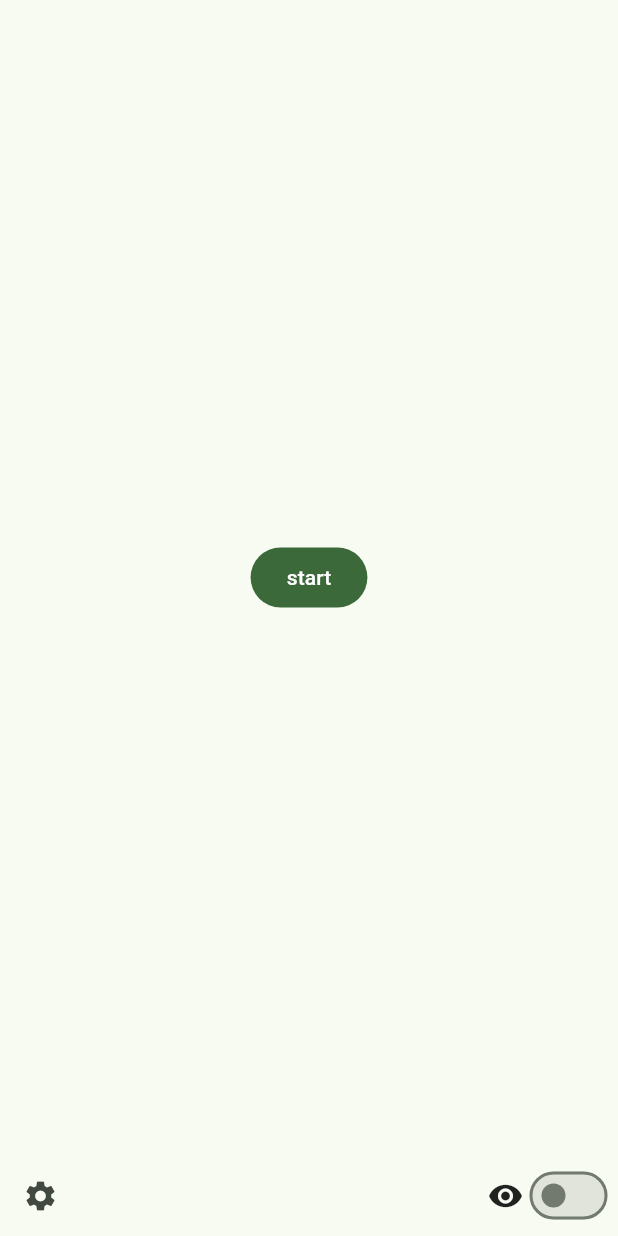
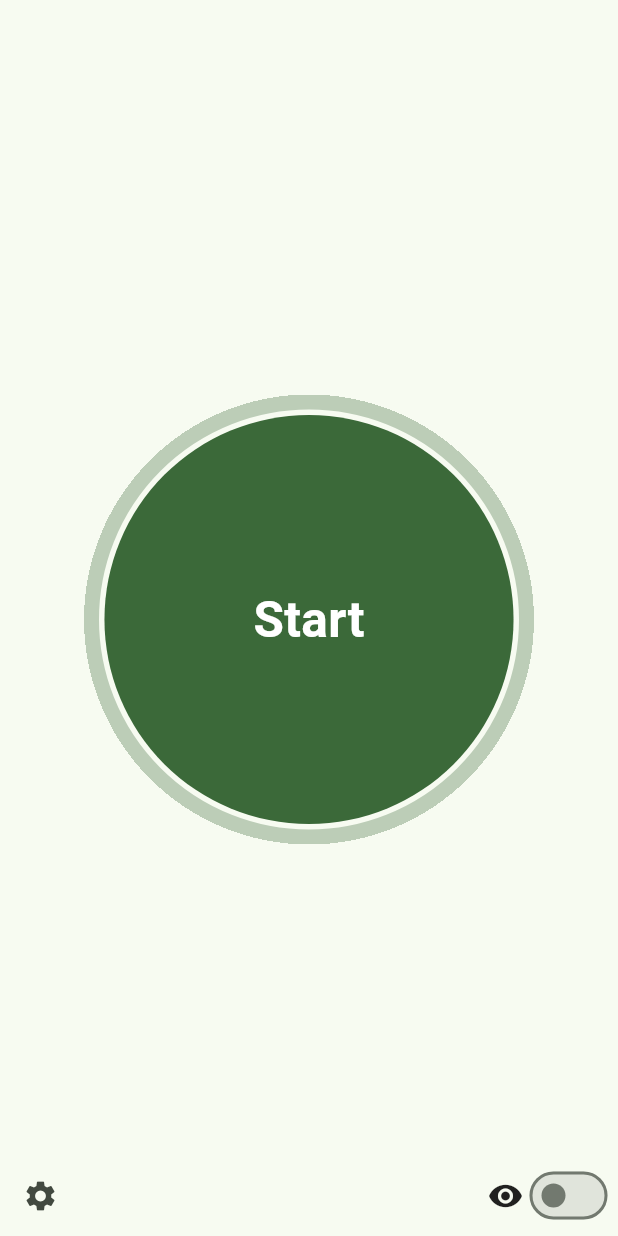
Before and after one commit to CerberusProgrammer/enfo, a Flutter app: the screen it shows after launch, on a phone screen of 412 x 824 dp. Run offline on Flutter 3.47's test engine with Material 2 defaults, Android fonts, the phone set to English and light mode, and no system bars; drawn by our look-alikes of circular_countdown_timer; our stand-ins replace adaptive_theme, shared_preferences.

Commit message:
New features.

```diff
--- /dev/null
+++ b/lib/clock.dart
@@ -0,0 +1,72 @@
+import 'package:circular_countdown_timer/circular_countdown_timer.dart';
+import 'package:flutter/material.dart';
+
+class Clock extends StatelessWidget {
+  final CountDownController controller;
+
+  const Clock({
+    super.key,
+    required this.controller,
+  });
+
+  @override
+  Widget build(BuildContext context) {
+    return Scaffold(
+      body: Center(
+        child: Material(
+          clipBehavior: Clip.hardEdge,
+          shape: const CircleBorder(),
+          child: InkWell(
+            onTap: () {
+              controller.start();
+            },
+            child: CircularCountDownTimer(
+              duration: 100,
+              initialDuration: 0,
+              controller: controller,
+              width: 300,
+              height: 300,
+              ringColor: Theme.of(context).colorScheme.primary.withAlpha(80),
+              ringGradient: null,
+              fillColor: Theme.of(context).colorScheme.primary.withAlpha(180),
+              fillGradient: null,
+              backgroundColor: Theme.of(context).colorScheme.primary,
+              backgroundGradient: null,
+              strokeWidth: 20.0,
+              strokeCap: StrokeCap.round,
+              textStyle: const TextStyle(
+                fontSize: 33.0,
+                color: Colors.white,
+                fontWeight: FontWeight.bold,
+              ),
+              textFormat: CountdownTextFormat.MM_SS,
+              isReverse: false,
+              isReverseAnimation: false,
+              isTimerTextShown: true,
+              autoStart: false,
+              onStart: () {
+                debugPrint('Countdown Started');
+              },
+              onComplete: () {
+                debugPrint('Countdown Ended');
+              },
+              onChange: (String timeStamp) {
+                debugPrint('Countdown Changed $timeStamp');
+              },
+              timeFormatterFunction: (defaultFormatterFunction, duration) {
+                if (!controller.isStarted) {
+                  return "Start";
+                } else {
+                  return Function.apply(
+                    defaultFormatterFunction,
+                    [duration],
+                  );
+                }
+              },
+            ),
+          ),
+        ),
+      ),
+    );
+  }
+}
--- a/lib/home.dart
+++ b/lib/home.dart
@@ -1,4 +1,8 @@
+import 'package:circular_countdown_timer/circular_countdown_timer.dart';
+import 'package:enfo/settings.dart';
 import 'package:flutter/material.dart';
+
+import 'clock.dart';
 
 class Home extends StatefulWidget {
   const Home({super.key});
@@ -8,29 +12,44 @@ class Home extends StatefulWidget {
 }
 
 class _Home extends State<Home> {
-  bool mode = false;
+  final CountDownController _controller = CountDownController();
+  bool _mode = false;
 
   @override
   Widget build(BuildContext context) {
     return Scaffold(
-      body: Center(
-        child: FilledButton(
-          onPressed: () {},
-          child: const Text('start'),
-        ),
+      appBar: AppBar(),
+      body: Clock(
+        controller: _controller,
       ),
       bottomNavigationBar: Padding(
         padding: const EdgeInsets.all(3.0),
         child: Row(
           children: [
-            IconButton(onPressed: () {}, icon: const Icon(Icons.settings)),
+            IconButton(
+              onPressed: () {
+                Navigator.push(context, MaterialPageRoute(builder: (builder) {
+                  return const Settings();
+                }));
+                /*
+                showModalBottomSheet(
+                    context: context,
+                    builder: (builder) {
+                      return const Settings();
+                    });
+                 */
+              },
+              icon: const Icon(
+                Icons.settings,
+              ),
+            ),
             const Spacer(),
-            Icon(mode ? Icons.edit : Icons.remove_red_eye),
+            Icon(_mode ? Icons.edit : Icons.remove_red_eye),
             Switch(
-              value: mode,
+              value: _mode,
               onChanged: (value) {
                 setState(() {
-                  mode = value;
+                  _mode = value;
                 });
               },
             ),
--- a/lib/main.dart
+++ b/lib/main.dart
@@ -1,30 +1,57 @@
+import 'package:adaptive_theme/adaptive_theme.dart';
+import 'package:enfo/theme.dart';
 import 'package:flutter/material.dart';
+import 'package:shared_preferences/shared_preferences.dart';
 
 import 'home.dart';
 
-void main() {
+void main() async {
+  WidgetsFlutterBinding.ensureInitialized();
+
+  final savedThemeMode = await AdaptiveTheme.getThemeMode();
+  final prefs = await SharedPreferences.getInstance();
+
+  Themes.defaultIndex = prefs.getInt('defaultIndex') ?? 8;
+  bool presentation = prefs.getBool('presentation') ?? true;
+
   runApp(
-    const Main(),
+    Main(
+      savedThemeMode: savedThemeMode,
+      presentation: presentation,
+    ),
   );
 }
 
 class Main extends StatelessWidget {
-  const Main({super.key});
+  final AdaptiveThemeMode? savedThemeMode;
+  final bool presentation;
+
+  const Main({
+    super.key,
+    this.savedThemeMode,
+    required this.presentation,
+  });
 
   @override
   Widget build(BuildContext context) {
-    return MaterialApp(
-      debugShowCheckedModeBanner: false,
-      title: "enfo",
-      theme: ThemeData(
-        colorSchemeSeed: Colors.green,
-        useMaterial3: true,
-      ),
-      darkTheme: ThemeData(
-        colorSchemeSeed: Colors.green,
-        useMaterial3: true,
-      ),
-      home: const Home(),
-    );
+    return AdaptiveTheme(
+        light: ThemeData(
+          colorSchemeSeed: Themes.colors[Themes.defaultIndex],
+          useMaterial3: true,
+        ),
+        dark: ThemeData(
+          colorSchemeSeed: Themes.colors[Themes.defaultIndex],
+          useMaterial3: true,
+        ),
+        initial: savedThemeMode ?? AdaptiveThemeMode.light,
+        builder: (theme, darkTheme) {
+          return MaterialApp(
+            debugShowCheckedModeBanner: false,
+            title: "enfo",
+            theme: theme,
+            darkTheme: darkTheme,
+            home: const Home(),
+          );
+        });
   }
 }
--- /dev/null
+++ b/lib/theme.dart
@@ -0,0 +1,31 @@
+import 'package:flutter/material.dart';
+
+class Themes {
+  static int defaultIndex = 8;
+  static List<Color> colors = [
+    Colors.red,
+    Colors.pink,
+    Colors.purple,
+    Colors.deepPurple,
+    Colors.indigo,
+    Colors.lightBlue,
+    Colors.cyan,
+    Colors.teal,
+    Colors.green,
+    Colors.lightGreen,
+    Colors.lime,
+    Colors.amber,
+    Colors.orange,
+    Colors.deepOrange,
+    Colors.brown,
+    Colors.blueGrey
+  ];
+
+  static ThemeData changeTheme(int index) {
+    return ThemeData(
+      colorSchemeSeed: colors[index],
+      useMaterial3: true,
+      brightness: Brightness.dark,
+    );
+  }
+}
--- a/pubspec.yaml
+++ b/pubspec.yaml
@@ -11,8 +11,12 @@ dependencies:
   flutter:
     sdk: flutter
 
-
   cupertino_icons: ^1.0.2
+  percent_indicator: ^4.2.3
+  animations: ^2.0.7
+  circular_countdown_timer: ^0.2.3
+  adaptive_theme: ^3.2.1
+  shared_preferences: ^2.1.1
 
 dev_dependencies:
   flutter_test:
```
Also changed, not shown: lib/settings.dart (+92 -1 lines), pubspec.lock, 1 other file.
